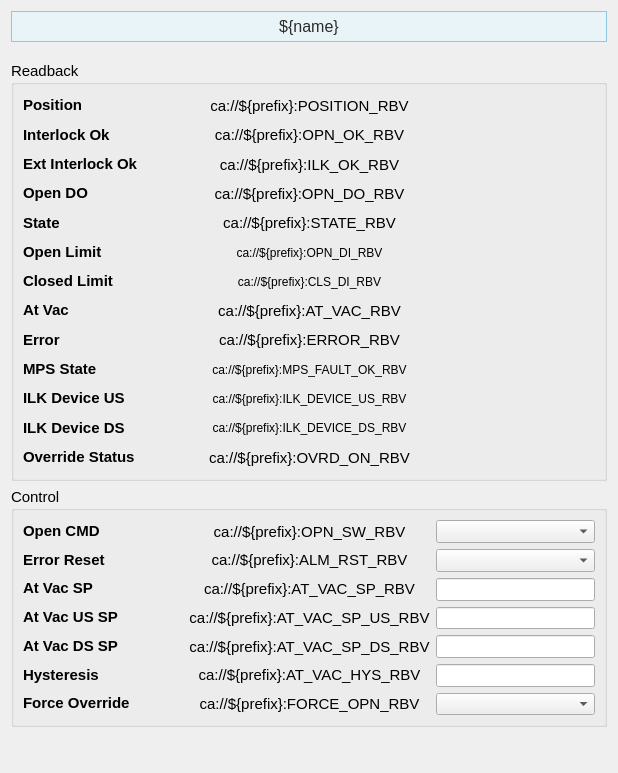
First picture: the form in pcdswidgets/static_ui/vacuum/valves/VGC_2S_expert.ui, repository pcdshub/pcdswidgets, before the edit.
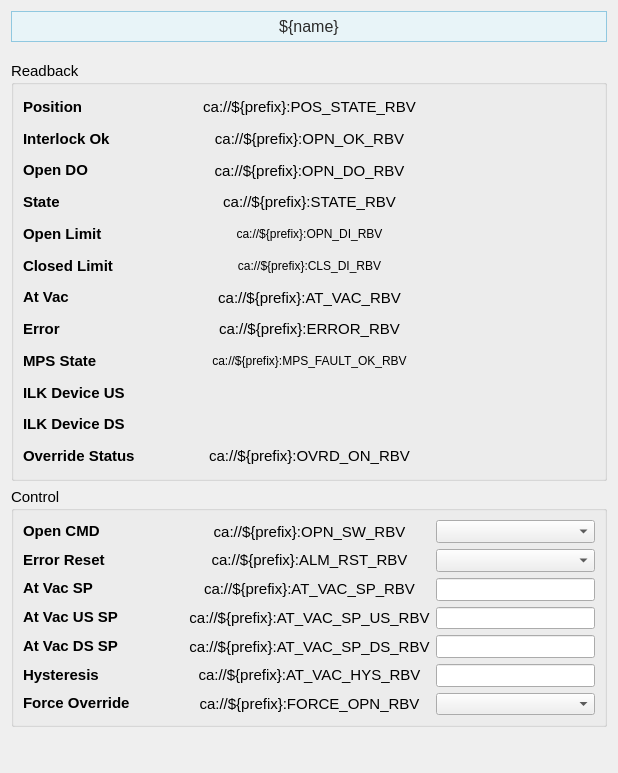
Second picture: the form after the edit. Custom widgets are drawn as their Qt base class.

Diff of the .ui file:
```diff
--- a/pcdswidgets/static_ui/vacuum/valves/VGC_2S_expert.ui
+++ b/pcdswidgets/static_ui/vacuum/valves/VGC_2S_expert.ui
@@ -126,21 +126,6 @@
             </property>
            </widget>
           </item>
-          <item>
-           <widget class="QLabel" name="interlock_ok_label_8">
-            <property name="font">
-             <font>
-              <pointsize>11</pointsize>
-             </font>
-            </property>
-            <property name="styleSheet">
-             <string/>
-            </property>
-            <property name="text">
-             <string>&lt;html&gt;&lt;head/&gt;&lt;body&gt;&lt;p&gt;&lt;span style=&quot; font-weight:600;&quot;&gt;Ext Interlock Ok&lt;/span&gt;&lt;/p&gt;&lt;/body&gt;&lt;/html&gt;</string>
-            </property>
-           </widget>
-          </item>
           <item>
            <widget class="QLabel" name="interlock_ok_label_14">
             <property name="font">
@@ -301,7 +286,7 @@
              <string/>
             </property>
             <property name="text">
-             <string>ca://${prefix}:POSITION_RBV</string>
+             <string>ca://${prefix}:POS_STATE_RBV</string>
             </property>
             <property name="alignment">
              <set>Qt::AlignCenter</set>
@@ -327,22 +312,6 @@
             </property>
            </widget>
           </item>
-          <item>
-           <widget class="PyDMLabel" name="PyDMLabel_13">
-            <property name="toolTip">
-             <string/>
-            </property>
-            <property name="text">
-             <string>ca://${prefix}:ILK_OK_RBV</string>
-            </property>
-            <property name="alignment">
-             <set>Qt::AlignCenter</set>
-            </property>
-            <property name="channel">
-             <string>ca://${prefix}:ILK_OK_RBV</string>
-            </property>
-           </widget>
-          </item>
           <item>
            <widget class="PyDMLabel" name="PyDMLabel_20">
             <property name="toolTip">
@@ -508,7 +477,7 @@
              <string/>
             </property>
             <property name="text">
-             <string>ca://${prefix}:ILK_DEVICE_US_RBV</string>
+             <string/>
             </property>
             <property name="alignment">
              <set>Qt::AlignCenter</set>
@@ -516,6 +485,9 @@
             <property name="channel">
              <string>ca://${prefix}:ILK_DEVICE_US_RBV</string>
             </property>
+            <property name="displayFormat">
+             <enum>PyDMLabel::String</enum>
+            </property>
            </widget>
           </item>
           <item>
@@ -529,7 +501,7 @@
              <string/>
             </property>
             <property name="text">
-             <string>ca://${prefix}:ILK_DEVICE_DS_RBV</string>
+             <string/>
             </property>
             <property name="alignment">
              <set>Qt::AlignCenter</set>
@@ -537,6 +509,9 @@
             <property name="channel">
              <string>ca://${prefix}:ILK_DEVICE_DS_RBV</string>
             </property>
+            <property name="displayFormat">
+             <enum>PyDMLabel::String</enum>
+            </property>
            </widget>
           </item>
           <item>
```
Left out of the diff: 2 changed lines with no effect on the pictures.
